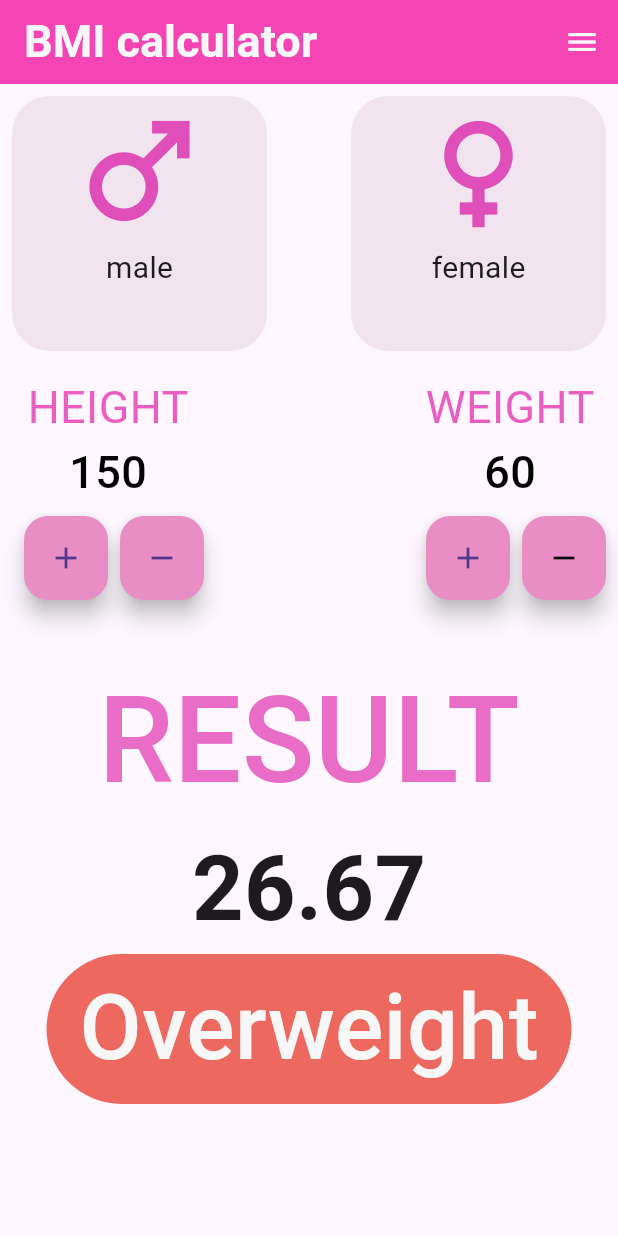
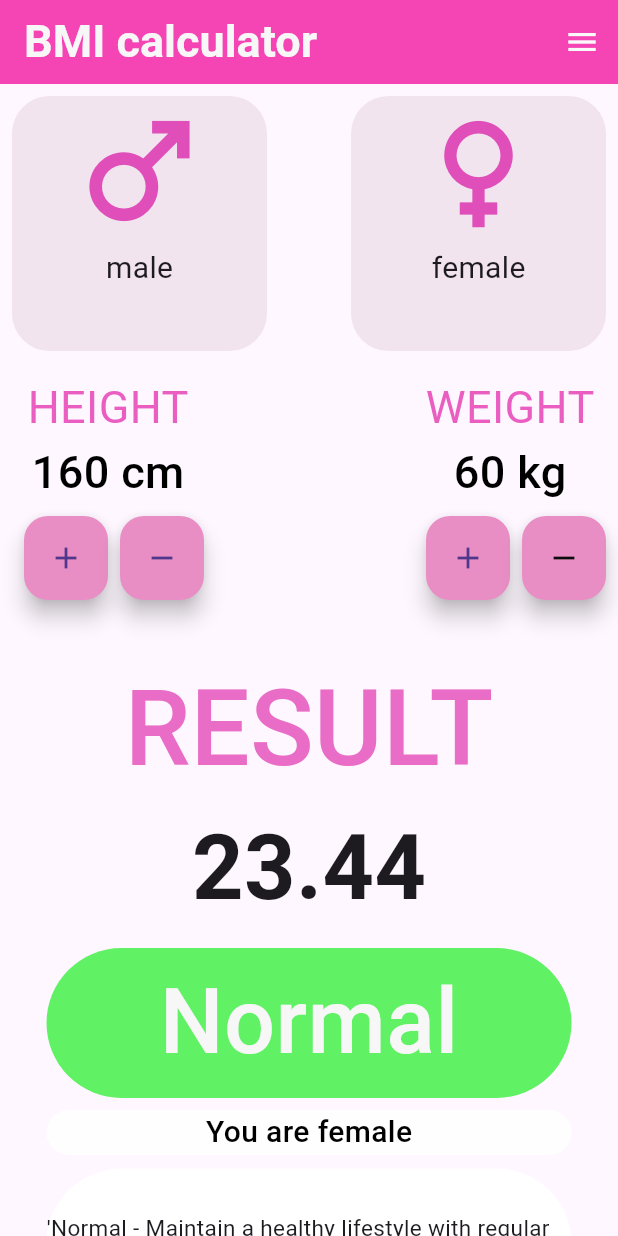
Before and after one commit to Sachith45/BMI-app, a Flutter app: the screen it shows after launch, on a phone screen of 412 x 824 dp. Run offline on Flutter 3.47's test engine with Material 3 defaults, Android fonts, the phone set to English and light mode, and no system bars.

Commit message:
update my bmi app

```diff
--- a/lib/main.dart
+++ b/lib/main.dart
@@ -14,7 +14,7 @@ class MyApp extends StatefulWidget {
 }
 
 class _MyAppState extends State<MyApp> {
-  int height=150;
+  int height=160;
   int weight=60;
   String gender = '';
   late double result= calculate(height: height, weight: weight);
@@ -24,6 +24,7 @@ class _MyAppState extends State<MyApp> {
   @override
   Widget build(BuildContext context) {
     var bmicategory=bmi(result);
+
     return MaterialApp(
        debugShowCheckedModeBanner: false,
       title:"sachith",
@@ -37,7 +38,8 @@ class _MyAppState extends State<MyApp> {
           )
           ],
           ),
-          body:  Column(
+          body:SingleChildScrollView(
+            child: Column(
                 children: [
                    Padding(
                      padding: const EdgeInsets.all(8.0),
@@ -109,7 +111,7 @@ class _MyAppState extends State<MyApp> {
                             children: [
                               const Text("HEIGHT",style: TextStyle(fontSize: 30,color: Color.fromARGB(255, 234, 94, 194)),
                               ),
-                           Text("$height",style: const TextStyle(fontSize: 30,fontWeight: FontWeight.w500,color: Colors.black),),
+                               Text("$height cm",style: const TextStyle(fontSize: 30,fontWeight: FontWeight.w500,color: Colors.black),),
                               Row(
                                 children: [
                                   Padding(
@@ -152,7 +154,7 @@ class _MyAppState extends State<MyApp> {
                             children: [
                               const Text("WEIGHT",style: TextStyle(fontSize: 30,color:  Color.fromARGB(255, 234, 94, 194)),
                               ),
-                           Text("$weight",style: const TextStyle(fontSize: 30,fontWeight: FontWeight.w500,color: Colors.black),),
+                               Text("$weight kg",style: const TextStyle(fontSize: 30,fontWeight: FontWeight.w500,color: Colors.black),),
 
                               Row(
                                 children: [
@@ -190,9 +192,10 @@ class _MyAppState extends State<MyApp> {
 
                     Column(
                       children: [
-                    const Text("RESULT",style: TextStyle(fontSize: 80,color: Color.fromARGB(255, 233, 109, 198),fontWeight: FontWeight.w500),
+                        const Text("RESULT",style: TextStyle(fontSize: 70,color: Color.fromARGB(255, 233, 109, 198),fontWeight: FontWeight.w500),
                         ),
                         Text(result.toStringAsFixed(2),style: const TextStyle(fontSize: 60,fontWeight: FontWeight.w600),),
+                        const SizedBox(height: 10,),
                         Container(
                         height: 100,
                         width: 350,
@@ -215,11 +218,55 @@ class _MyAppState extends State<MyApp> {
                                 ),
                       ),
 
+                      Padding(
+                        padding: const EdgeInsets.all(8.0),
+                        child: Container(
+                          height: 30,
+                          width: 350,
+                          decoration: BoxDecoration(  color: Color.fromARGB(255, 255, 254, 254),
+                          borderRadius: BorderRadius.circular(50),
+
+
+                          ),
+                          child:Center(child: Text(gender=="M" ? "You are male":"You are female",style: const TextStyle(fontSize: 20,fontWeight: FontWeight.w500,color: Colors.black),),
+                          ),
+
+
+
+
+                        ),
+                      ),
+
+
+                       Padding(
+                         padding: const EdgeInsets.all(1.0),
+                         child: Container(
+                           height: 100,
+                           width: 350,
+                           decoration: BoxDecoration(  color: Color.fromARGB(255, 255, 255, 255),
+                           borderRadius: BorderRadius.circular(50),
+
+
+                           ),
+                           child: Center(
+                             child: Text(bmicategory == 'Overweight' ? "'Overweight - Consider adopting a balanced diet and regular exercise routine. Consult with a healthcare professional for personalized advice.'" :
+                             bmicategory =='Underweight' ? "'Underweight - Consider consulting with a healthcare professional for personalized advice on nutrition and health.'" : "'Normal - Maintain a healthy lifestyle with regular exercise and balanced nutrition.'",
+                             style: const TextStyle(fontSize: 15),),
+                           ),
+
+
+
+                         ),
+                       )
+
+
 
                       ],
                     )
 
                 ],
+              ),
+
           ),
         ),
       ),
```
Lines whose indentation alone changed are shown as unchanged.
